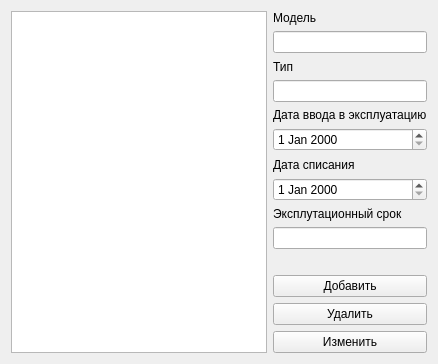
The window that deviceview.ui (shizastudent/DeviceComponentsInv) describes before a commit, drawn with Qt 5.
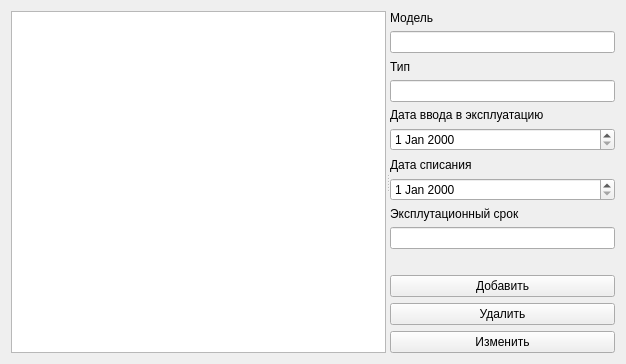
The same window after the commit.

Diff of the .ui file:
```diff
--- a/deviceview.ui
+++ b/deviceview.ui
@@ -6,17 +6,19 @@
    <rect>
     <x>0</x>
     <y>0</y>
-    <width>438</width>
+    <width>626</width>
     <height>364</height>
    </rect>
   </property>
   <property name="windowTitle">
    <string>Form</string>
   </property>
-  <layout class="QGridLayout" name="gridLayout">
-   <item row="0" column="0">
     <layout class="QHBoxLayout" name="horizontalLayout">
      <item>
+    <widget class="QSplitter" name="splitter">
+     <property name="orientation">
+      <enum>Qt::Horizontal</enum>
+     </property>
       <widget class="QTableView" name="tvDevices">
        <property name="minimumSize">
         <size>
@@ -25,8 +27,7 @@
         </size>
        </property>
       </widget>
-     </item>
-     <item>
+     <widget class="QWidget" name="layoutWidget">
       <layout class="QVBoxLayout" name="verticalLayout_3">
        <item>
         <layout class="QVBoxLayout" name="verticalLayout">
@@ -121,8 +122,8 @@
         </layout>
        </item>
       </layout>
-     </item>
-    </layout>
+     </widget>
+    </widget>
    </item>
   </layout>
  </widget>
```
Left out of the diff: 2 changed lines with no effect on the pictures. Lines whose indentation alone changed are shown as unchanged.
